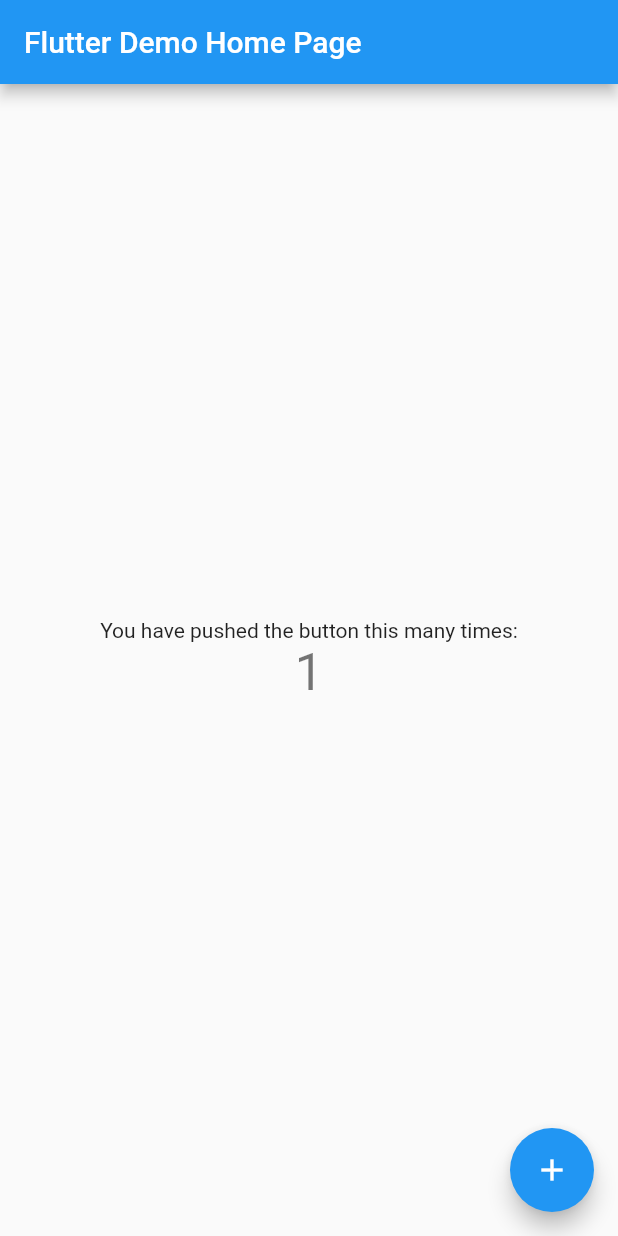
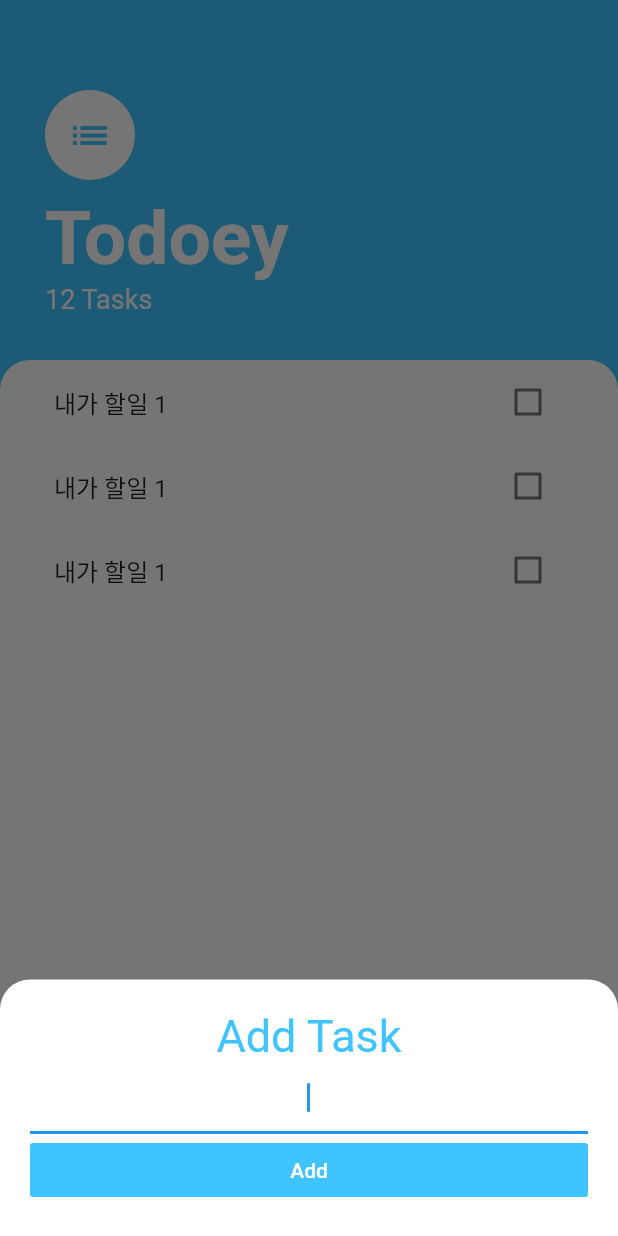
Before and after one commit to HiddenEvent/today_flutter, a Flutter app: the screen it shows after launch, after a tap on the "add" icon, on a phone screen of 412 x 824 dp. Run offline on Flutter 3.47's test engine with Material 2 defaults, Android fonts, the phone set to English and light mode, and no system bars.

```diff
--- a/lib/main.dart
+++ b/lib/main.dart
@@ -1,111 +1,13 @@
 import 'package:flutter/material.dart';
+import 'screens/tasks_screen.dart';
 
 void main() => runApp(MyApp());
 
 class MyApp extends StatelessWidget {
-  // This widget is the root of your application.
   @override
   Widget build(BuildContext context) {
     return MaterialApp(
-      title: 'Flutter Demo',
-      theme: ThemeData(
-        // This is the theme of your application.
-        //
-        // Try running your application with "flutter run". You'll see the
-        // application has a blue toolbar. Then, without quitting the app, try
-        // changing the primarySwatch below to Colors.green and then invoke
-        // "hot reload" (press "r" in the console where you ran "flutter run",
-        // or simply save your changes to "hot reload" in a Flutter IDE).
-        // Notice that the counter didn't reset back to zero; the application
-        // is not restarted.
-        primarySwatch: Colors.blue,
-      ),
-      home: MyHomePage(title: 'Flutter Demo Home Page'),
+      home: TasksScreen(),
     );
   }
 }
-
-class MyHomePage extends StatefulWidget {
-  MyHomePage({Key key, this.title}) : super(key: key);
-
-  // This widget is the home page of your application. It is stateful, meaning
-  // that it has a State object (defined below) that contains fields that affect
-  // how it looks.
-
-  // This class is the configuration for the state. It holds the values (in this
-  // case the title) provided by the parent (in this case the App widget) and
-  // used by the build method of the State. Fields in a Widget subclass are
-  // always marked "final".
-
-  final String title;
-
-  @override
-  _MyHomePageState createState() => _MyHomePageState();
-}
-
-class _MyHomePageState extends State<MyHomePage> {
-  int _counter = 0;
-
-  void _incrementCounter() {
-    setState(() {
-      // This call to setState tells the Flutter framework that something has
-      // changed in this State, which causes it to rerun the build method below
-      // so that the display can reflect the updated values. If we changed
-      // _counter without calling setState(), then the build method would not be
-      // called again, and so nothing would appear to happen.
-      _counter++;
-    });
-  }
-
-  @override
-  Widget build(BuildContext context) {
-    // This method is rerun every time setState is called, for instance as done
-    // by the _incrementCounter method above.
-    //
-    // The Flutter framework has been optimized to make rerunning build methods
-    // fast, so that you can just rebuild anything that needs updating rather
-    // than having to individually change instances of widgets.
-    return Scaffold(
-      appBar: AppBar(
-        // Here we take the value from the MyHomePage object that was created by
-        // the App.build method, and use it to set our appbar title.
-        title: Text(widget.title),
-      ),
-      body: Center(
-        // Center is a layout widget. It takes a single child and positions it
-        // in the middle of the parent.
-        child: Column(
-          // Column is also a layout widget. It takes a list of children and
-          // arranges them vertically. By default, it sizes itself to fit its
-          // children horizontally, and tries to be as tall as its parent.
-          //
-          // Invoke "debug painting" (press "p" in the console, choose the
-          // "Toggle Debug Paint" action from the Flutter Inspector in Android
-          // Studio, or the "Toggle Debug Paint" command in Visual Studio Code)
-          // to see the wireframe for each widget.
-          //
-          // Column has various properties to control how it sizes itself and
-          // how it positions its children. Here we use mainAxisAlignment to
-          // center the children vertically; the main axis here is the vertical
-          // axis because Columns are vertical (the cross axis would be
-          // horizontal).
-          mainAxisAlignment: MainAxisAlignment.center,
-          children: <Widget>[
-            Text(
-              'You have pushed the button this many times:',
-            ),
-            Text(
-              '$_counter',
-              style: Theme.of(context).textTheme.display1,
-            ),
-          ],
-        ),
-      ),
-      floatingActionButton: FloatingActionButton(
-        onPressed: _incrementCounter,
-        tooltip: 'Increment',
-        child: Icon(Icons.add),
-      ), // This trailing comma makes auto-formatting nicer for build methods.
-    );
-  }
-}
--- /dev/null
+++ b/lib/screens/add_task_screen.dart
@@ -0,0 +1,41 @@
+import 'package:flutter/gestures.dart';
+import 'package:flutter/material.dart';
+
+class AddTaskScreen extends StatelessWidget {
+  @override
+  Widget build(BuildContext context) {
+    return Container(
+      padding: EdgeInsets.all(20.0),
+      decoration: BoxDecoration(
+          color: Colors.white,
+          borderRadius: BorderRadius.only(
+            topRight: Radius.circular(20.0),
+            topLeft: Radius.circular(20.0),
+          )),
+      child: Column(
+        crossAxisAlignment: CrossAxisAlignment.stretch,
+        children: <Widget>[
+          Text(
+            'Add Task',
+            textAlign: TextAlign.center,
+            style: TextStyle(color: Colors.lightBlueAccent, fontSize: 30.0),
+          ),
+          TextField(
+            autofocus: true,
+            textAlign: TextAlign.center,
+          ),
+          FlatButton(
+            child: Text('Add',style: TextStyle(
+              color: Colors.white,
+            ),),
+            color: Colors.lightBlueAccent,
+            onPressed: (){
+              print( MediaQuery.of(context).viewInsets.top);
+
+            },
+          ),
+        ],
+      ),
+    );
+  }
+}
--- /dev/null
+++ b/lib/screens/tasks_screen.dart
@@ -0,0 +1,86 @@
+import 'package:flutter/material.dart';
+import 'package:todayflutter/widgets/tasks_list.dart';
+import 'package:todayflutter/screens/add_task_screen.dart';
+
+class TasksScreen extends StatelessWidget {
+  @override
+  Widget build(BuildContext context) {
+
+    return Scaffold(
+      backgroundColor: Colors.lightBlueAccent,
+      floatingActionButton: FloatingActionButton(
+        onPressed: () {
+          showModalBottomSheet(
+            backgroundColor: Colors.transparent,
+            context: context,
+            isScrollControlled: true,
+            builder: (context) => SingleChildScrollView(
+              child: Container(
+                padding: EdgeInsets.only(bottom: MediaQuery.of(context).viewInsets.bottom),
+                child: AddTaskScreen(),
+              ),
+            ),
+          );
+        },
+        backgroundColor: Colors.lightBlueAccent,
+        child: Icon(Icons.add),
+      ),
+      body: Column(
+        crossAxisAlignment: CrossAxisAlignment.start,
+        children: <Widget>[
+          Container(
+            padding: EdgeInsets.only(
+                top: 60.0, left: 30.0, right: 30.0, bottom: 30.0),
+            child: Column(
+              crossAxisAlignment: CrossAxisAlignment.start,
+              children: <Widget>[
+                CircleAvatar(
+                  child: Icon(
+                    Icons.list,
+                    size: 30.0,
+                    color: Colors.lightBlueAccent,
+                  ),
+                  backgroundColor: Colors.white,
+                  radius: 30.0,
+                ),
+                SizedBox(
+                  height: 10.0,
+                ),
+                Text(
+                  'Todoey',
+                  style: TextStyle(
+                    color: Colors.white,
+                    fontSize: 50.0,
+                    fontWeight: FontWeight.w700,
+                  ),
+                ),
+                Text(
+                  '12 Tasks',
+                  style: TextStyle(
+                    color: Colors.white,
+                    fontSize: 18,
+                  ),
+                ),
+              ],
+            ),
+          ),
+          Expanded(
+            child: Container(
+              padding: EdgeInsets.symmetric(
+                horizontal: 20.0,
+              ),
+              decoration: BoxDecoration(
+                color: Colors.white,
+                borderRadius: BorderRadius.only(
+                  topLeft: Radius.circular(20.0),
+                  topRight: Radius.circular(20.0),
+                ),
+              ),
+              child: TasksList(),
+            ),
+          ),
+        ],
+      ),
+    );
+  }
+}
--- /dev/null
+++ b/lib/widgets/task_tile.dart
@@ -0,0 +1,41 @@
+import 'package:flutter/material.dart';
+
+
+class TaskTile extends StatefulWidget {
+  @override
+  _TaskTileState createState() => _TaskTileState();
+}
+
+class _TaskTileState extends State<TaskTile> {
+  bool isChecked = false;
+  void checkboxCallback (bool checkBoxState){
+    setState(() {
+      isChecked = checkBoxState;
+    });
+  }
+
+  @override
+  Widget build(BuildContext context) {
+    return ListTile(
+      title: Text('내가 할일 1',style: TextStyle(decoration: isChecked ? TextDecoration.lineThrough : null),),
+      trailing: TaskCheckbox(checkboxState: isChecked,toggleCheckboxState: checkboxCallback,),
+    );
+  }
+}
+
+class TaskCheckbox extends StatelessWidget {
+
+  final bool checkboxState;
+  final Function toggleCheckboxState;
+
+  TaskCheckbox({this.checkboxState, this.toggleCheckboxState});
+
+  @override
+  Widget build(BuildContext context) {
+    return Checkbox(
+      value: checkboxState,
+      activeColor: Colors.lightBlueAccent,
+      onChanged:toggleCheckboxState,
+    );
+  }
+}
--- /dev/null
+++ b/lib/widgets/tasks_list.dart
@@ -0,0 +1,17 @@
+import 'package:flutter/material.dart';
+import 'package:todayflutter/widgets/task_tile.dart';
+
+class TasksList extends StatelessWidget {
+
+  @override
+  Widget build(BuildContext context) {
+    return ListView(
+      children: <Widget>[
+        TaskTile(),
+        TaskTile(),
+        TaskTile(),
+
+      ],
+    );
+  }
+}
```
